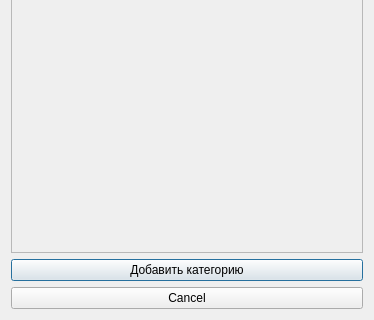
FenyukAndrew/QtShopping, file dialogcategories.ui: the form before one commit; both pictures show x 0 to 374 and y 168 to 488 of the 374 by 488 pixel window.
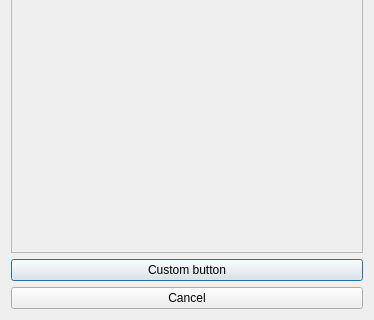
The form after the commit.

Patch:
```diff
--- a/dialogcategories.ui
+++ b/dialogcategories.ui
@@ -82,7 +82,7 @@
         </sizepolicy>
        </property>
        <property name="text">
-        <string>Добавить категорию</string>
+        <string>Custom button</string>
        </property>
       </widget>
      </item>
```
Left out of the diff: 2 changed lines with no effect on the pictures.
